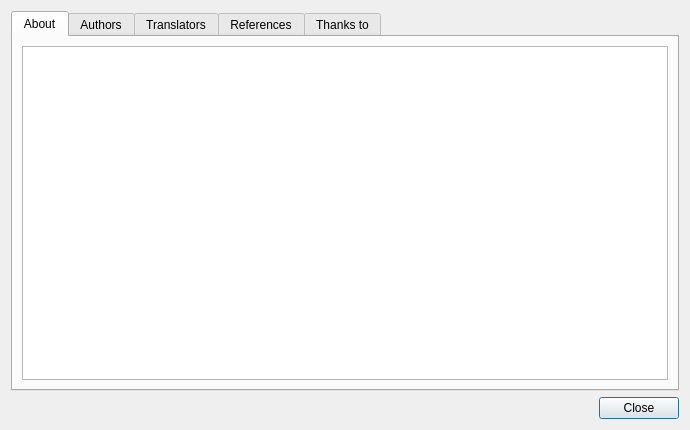
vonmecheln/fet, file fet/src/interface/helpaboutform_template.ui: the form before one commit.
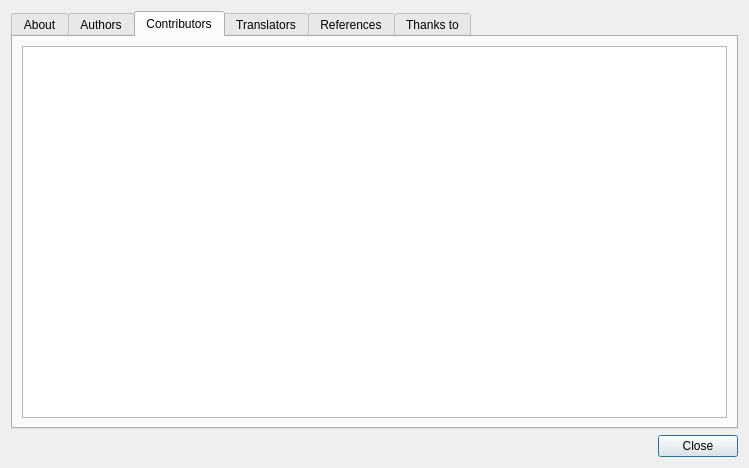
The form after the commit. The open tabs and pages were chosen to show the change.

```diff
--- a/fet/src/interface/helpaboutform_template.ui
+++ b/fet/src/interface/helpaboutform_template.ui
@@ -6,8 +6,8 @@
    <rect>
     <x>0</x>
     <y>0</y>
-    <width>690</width>
-    <height>430</height>
+    <width>749</width>
+    <height>468</height>
    </rect>
   </property>
   <property name="windowTitle">
@@ -88,6 +88,24 @@
        </item>
       </layout>
      </widget>
+     <widget class="QWidget" name="contributorsTab">
+      <attribute name="title">
+       <string comment="The people who contributed code to FET">Contributors</string>
+      </attribute>
+      <layout class="QGridLayout" name="gridLayout_2">
+       <item row="0" column="0">
+        <widget class="QTextBrowser" name="contributorsTextBrowser">
+         <property name="html">
+          <string notr="true">&lt;!DOCTYPE HTML PUBLIC &quot;-//W3C//DTD HTML 4.0//EN&quot; &quot;http://www.w3.org/TR/REC-html40/strict.dtd&quot;&gt;
+&lt;html&gt;&lt;head&gt;&lt;meta name=&quot;qrichtext&quot; content=&quot;1&quot; /&gt;&lt;style type=&quot;text/css&quot;&gt;
+p, li { white-space: pre-wrap; }
+&lt;/style&gt;&lt;/head&gt;&lt;body style=&quot; font-family:'Noto Sans'; font-size:11pt; font-weight:400; font-style:normal;&quot;&gt;
+&lt;p style=&quot;-qt-paragraph-type:empty; margin-top:0px; margin-bottom:0px; margin-left:0px; margin-right:0px; -qt-block-indent:0; text-indent:0px; font-family:'Sans'; font-size:10pt;&quot;&gt;&lt;br /&gt;&lt;/p&gt;&lt;/body&gt;&lt;/html&gt;</string>
+         </property>
+        </widget>
+       </item>
+      </layout>
+     </widget>
      <widget class="QWidget" name="translatorsTab">
       <attribute name="title">
        <string>Translators</string>
```
